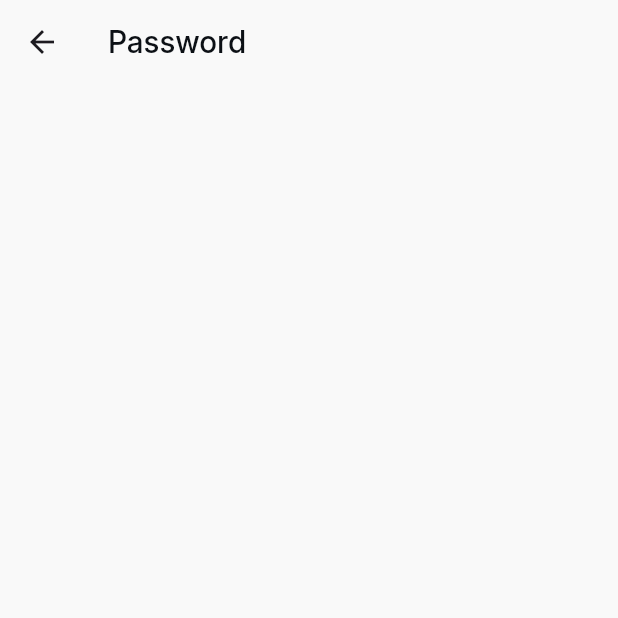
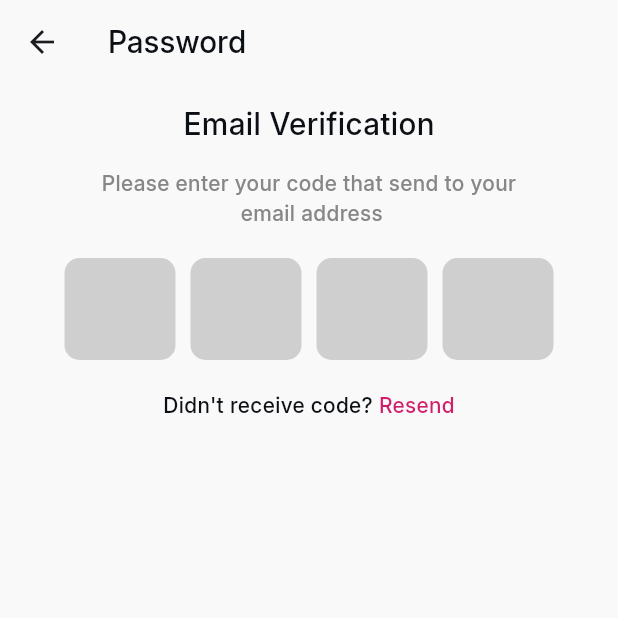
Before and after one commit to mostafamagde/flower_tracking, a Flutter app: the VerificationCodeScreen screen opened by its route, on a phone screen of 412 x 824 dp, the top half of it. Run offline on Flutter 3.47's test engine with Material 3 defaults, Android fonts, the phone set to English and light mode, and no system bars; our stand-ins replace bloc, dio, flutter_bloc, get_it, injectable, retrofit; generated files the repository leaves out were written again.

Commit message:
feature(forget_password): added email verification screen

```diff
--- a/lib/core/routes_manager/route_generator.dart
+++ b/lib/core/routes_manager/route_generator.dart
@@ -1,6 +1,6 @@
 import 'package:flower_tracking/core/routes_manager/routes_names.dart';
 import 'package:flower_tracking/features/auth/forget_password/presentation/pages/forget_password_screen.dart';
-import 'package:flower_tracking/features/auth/forget_password/presentation/pages/verification_code.dart';
+import 'package:flower_tracking/features/auth/forget_password/presentation/pages/verification_code_screen.dart';
 import 'package:flutter/cupertino.dart';
 import 'package:flutter/material.dart';
 import 'package:flutter_bloc/flutter_bloc.dart';
--- a/lib/features/auth/forget_password/presentation/cubit/forget_password_cubit.dart
+++ b/lib/features/auth/forget_password/presentation/cubit/forget_password_cubit.dart
@@ -8,4 +8,7 @@ class ForgetPasswordCubit extends Cubit<ForgetPasswordState> {
   ForgetPasswordCubit() : super(ForgetPasswordInitial());
   TextEditingController emailController = TextEditingController();
   final GlobalKey<FormState> formKey = GlobalKey<FormState>();
+  bool isValid = true;
+  final List<TextEditingController> controllers =
+  List.generate(4, (index) => TextEditingController());
 }
--- a/lib/features/auth/forget_password/presentation/pages/verification_code.dart
+++ /dev/null
@@ -1,12 +0,0 @@
-import 'package:flutter/material.dart';
-
-class VerificationCodeScreen extends StatelessWidget {
-  const VerificationCodeScreen({super.key});
-
-  @override
-  Widget build(BuildContext context) {
-    return Scaffold(
-      appBar: AppBar(title: Text('Password'),),
-    );
-  }
-}
--- /dev/null
+++ b/lib/features/auth/forget_password/presentation/pages/verification_code_screen.dart
@@ -0,0 +1,47 @@
+import 'package:flower_tracking/core/app_colors/colors.dart';
+import 'package:flower_tracking/core/app_theme/app_theme.dart';
+import 'package:flower_tracking/features/auth/forget_password/presentation/cubit/forget_password_cubit.dart';
+import 'package:flower_tracking/features/auth/forget_password/presentation/widgets/custom_text.dart';
+import 'package:flower_tracking/features/auth/forget_password/presentation/widgets/input_num.dart';
+import 'package:flutter/material.dart';
+
+class VerificationCodeScreen extends StatelessWidget {
+  VerificationCodeScreen({super.key});
+
+  ForgetPasswordCubit viewModel = ForgetPasswordCubit();
+  @override
+  Widget build(BuildContext context) {
+    return Scaffold(
+      appBar: AppBar(title: Text('Password'),),
+      body: Padding(
+        padding: const EdgeInsets.all(12.0),
+        child: Column(
+          crossAxisAlignment: CrossAxisAlignment.center,
+          children: [
+            CustomText(topText: 'Email Verification',
+                text: 'Please enter your code that send to your\n email address '),
+            SizedBox(height: 20),
+            InputNum(viewModel: viewModel),
+            Row(
+              mainAxisAlignment: MainAxisAlignment.center,
+              children: [
+                Text(
+                  "Didn't receive code? ",
+                  style: AppTheme.lightTheme.textTheme.titleMedium?.copyWith(
+                      color: AppColors.primaryTextColor),),
+                InkWell(
+                  onTap: () {
+                    //todo: resend code
+                  },
+                  child: Text("Resend",
+                    style: AppTheme.lightTheme.textTheme.titleMedium?.copyWith(
+                        color: AppColors.primaryColor),),
+                ),
+              ],
+            )
+          ],
+        ),
+      ),
+    );
+  }
+}
--- /dev/null
+++ b/lib/features/auth/forget_password/presentation/widgets/input_num.dart
@@ -0,0 +1,84 @@
+import 'package:flower_tracking/features/auth/forget_password/presentation/cubit/forget_password_cubit.dart';
+import 'package:flutter/material.dart';
+
+import '../../../../../core/app_colors/colors.dart';
+import '../../../../../core/app_theme/app_theme.dart';
+
+class InputNum extends StatelessWidget {
+   InputNum({super.key,required this.viewModel});
+
+  ForgetPasswordCubit viewModel;
+  @override
+  Widget build(BuildContext context) {
+    return Column(
+      children: [
+        Row(
+          mainAxisAlignment: MainAxisAlignment.center,
+          children: List.generate(4, (index) {
+            return Container(
+              width: 74,
+              height: 68,
+              decoration: BoxDecoration(
+                color: const Color(0xffCFCFCF),
+                borderRadius: BorderRadius.circular(10),
+                border: Border.all(
+                  color: viewModel.isValid ? Colors.transparent : AppColors.errorColor
+                ),
+              ),
+              margin: const EdgeInsets.symmetric(horizontal: 5),
+              child: TextFormField(
+
+                cursorColor: AppColors.greyColor,
+                style: const TextStyle(
+                  fontSize: 26,
+                ),
+                controller: viewModel.controllers[index],
+                textAlign: TextAlign.center,
+                keyboardType: TextInputType.number,
+                maxLength: 1,
+                decoration: const InputDecoration(
+                  border: InputBorder.none,
+                  focusedBorder: InputBorder.none,
+                  counterText: '',
+                ),
+                onChanged: (value) {
+                  if (value.length == 1 && index < 3) {
+                    FocusScope.of(context)
+                        .nextFocus(); // Move to next field
+                  } else if (value.isEmpty && index > 0) {
+                    FocusScope.of(context)
+                        .previousFocus(); // Move to previous field
+                  }
+                },
+              ),
+            );
+          }),
+        ),
+        SizedBox(height: 20),
+        if (!viewModel.isValid) // Show error message if the code is invalid
+          Padding(
+            padding: EdgeInsets.only(right: 6),
+            child: Row(
+              mainAxisAlignment: MainAxisAlignment.end,
+              children: [
+                Icon(
+                  Icons.info_outlined,
+                  color: AppColors.errorColor,
+                  size: 12,
+                ),
+                SizedBox(
+                  width: 2,
+                ),
+                Text(
+                    'Invalid code',
+                    style: AppTheme.lightTheme.textTheme.titleMedium?.copyWith(
+                        color: AppColors.errorColor
+                    )
+                ),
+              ],
+            ),
+          ),
+      ],
+    );
+  }
+}
```
